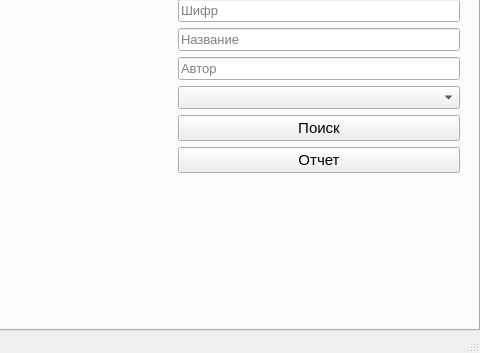
This is main_form.ui in AlexXx235/Library_CW as Qt 5 draws it before an edit; both pictures show x 544 to 1024 and y 347 to 700 of the 1024 by 700 pixel window. The edited form follows.
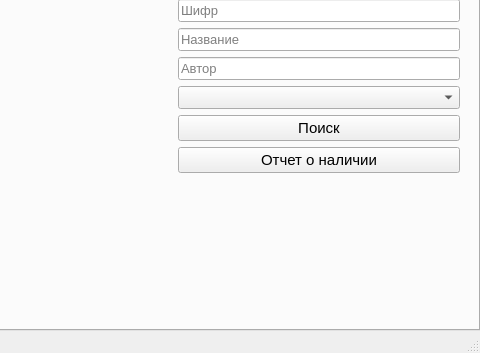
This is the edited form. The open tabs and pages were chosen to show the change. Icons and pictures are not drawn.

Patch:
```diff
--- a/main_form.ui
+++ b/main_form.ui
@@ -401,7 +401,7 @@
               </font>
              </property>
              <property name="text">
-              <string>Отчет</string>
+              <string>Отчет о наличии</string>
              </property>
             </widget>
            </item>
```
Left out of the diff: 2 changed lines with no effect on the pictures.
